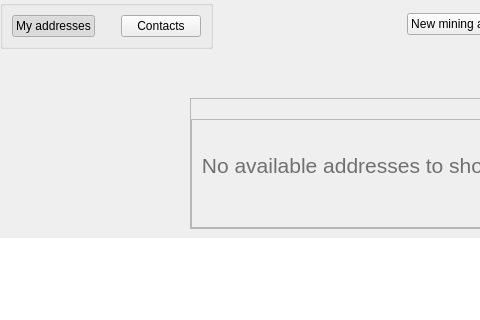
Qt form src/qt/veil/forms/addresseswidget.ui (Veil-Project/veil) before a commit; both pictures show x 0 to 480 and y 0 to 320 of the 701 by 537 pixel window.
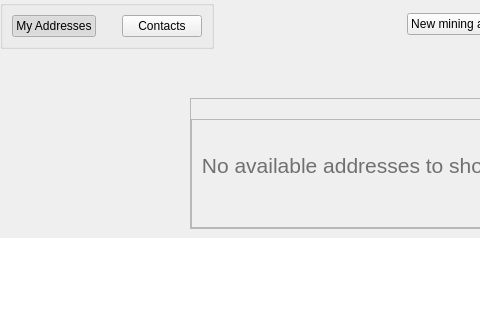
The same form after that commit. Icons and pictures are not drawn.

What changed in the file:
```diff
--- a/src/qt/veil/forms/addresseswidget.ui
+++ b/src/qt/veil/forms/addresseswidget.ui
@@ -67,7 +67,7 @@
               <enum>Qt::NoFocus</enum>
              </property>
              <property name="text">
-              <string>My addresses</string>
+              <string>My Addresses</string>
              </property>
              <property name="iconSize">
               <size>
```
